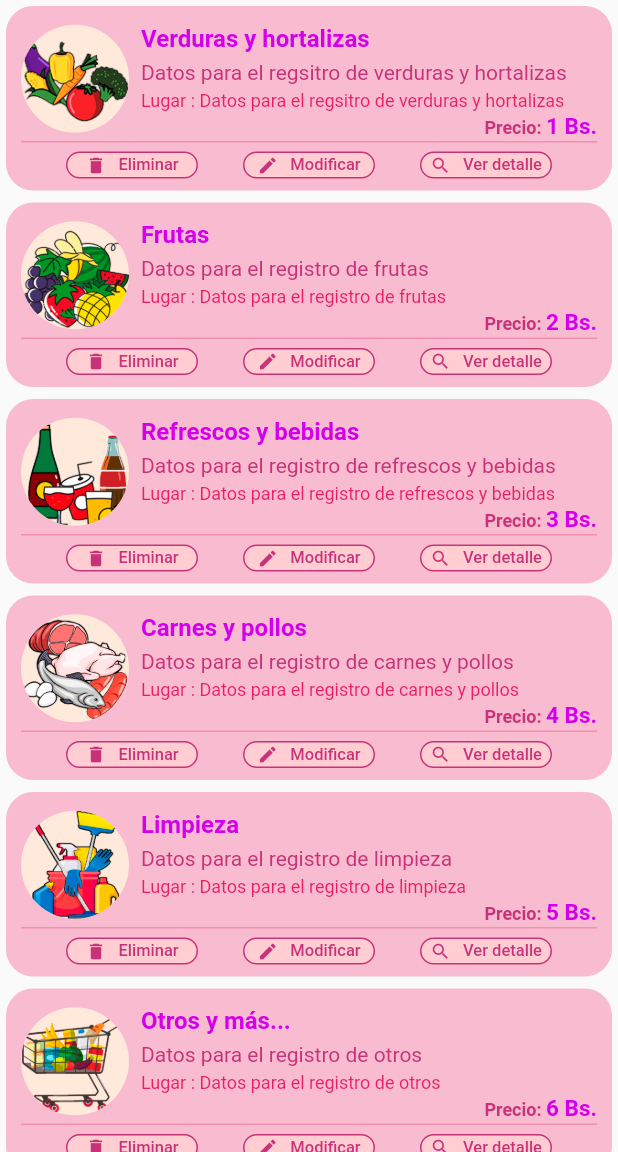
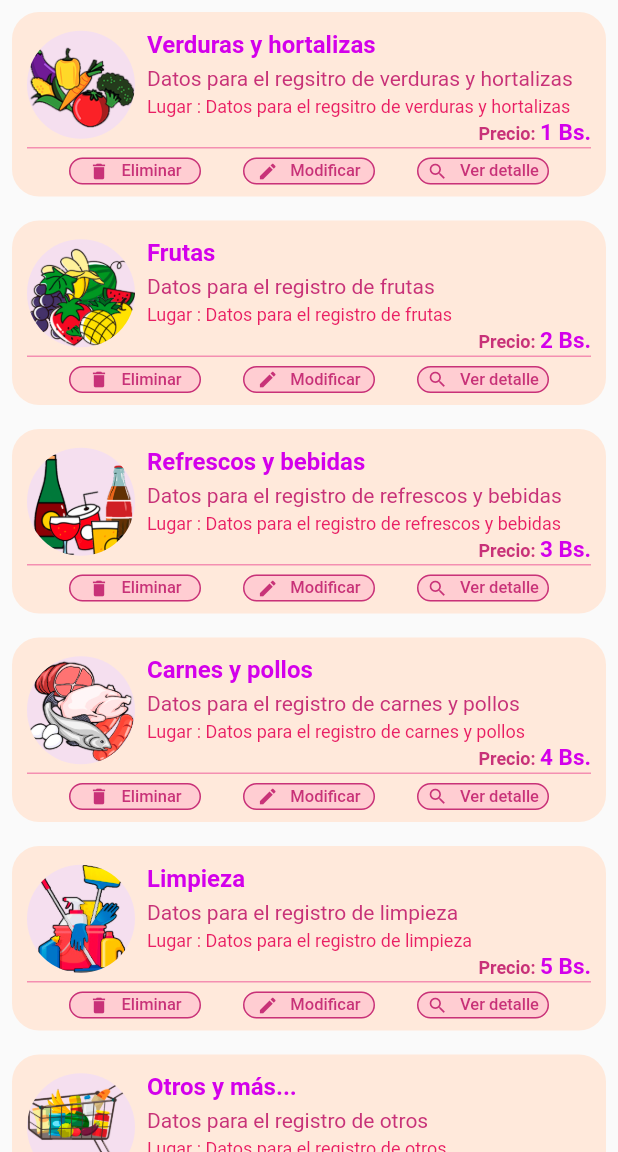
Before and after one commit to trujasra/eliMarket, a Flutter app: the ListaProductoPage screen opened directly with empty values, on a phone screen of 412 x 824 dp, the part 84-1236 px from its top. Run offline on Flutter 3.47's test engine with Material 2 defaults, Android fonts, the phone set to English and light mode, and no system bars; our stand-ins replace flutter_svg, google_fonts, sqflite; accounts and stored records are empty; project files that could hold a hidden picture were left out.

Commit message:
Se modifico el diseño de lsta productos

```diff
--- a/lib/pantallas/lista_producto_page.dart
+++ b/lib/pantallas/lista_producto_page.dart
@@ -70,11 +70,11 @@ class ListaProductoPage extends StatelessWidget {
 
   Widget itemProducto(Categoria oCategoria) {
     return Padding(
-      padding: const EdgeInsets.all(4.0),
+      padding: const EdgeInsets.all(8.0),
       child: Container(
         padding: EdgeInsets.symmetric(vertical: 8.0, horizontal: 10.0),
         decoration: BoxDecoration(
-          color: Colors.pink[100],
+          color: Color.fromRGBO(255, 233, 219, 1),
           borderRadius: BorderRadius.circular(18.0),
         ),
         child: Column(
@@ -84,7 +84,7 @@ class ListaProductoPage extends StatelessWidget {
               crossAxisAlignment: CrossAxisAlignment.center,
               children: [
                 CircleAvatar(
-                  backgroundColor: Color.fromRGBO(255, 233, 219, 1),
+                  backgroundColor: Color.fromRGBO(245, 223, 239, 1),
                   backgroundImage: AssetImage(oCategoria.imagen),
                   radius: 36,
                 ),
```
